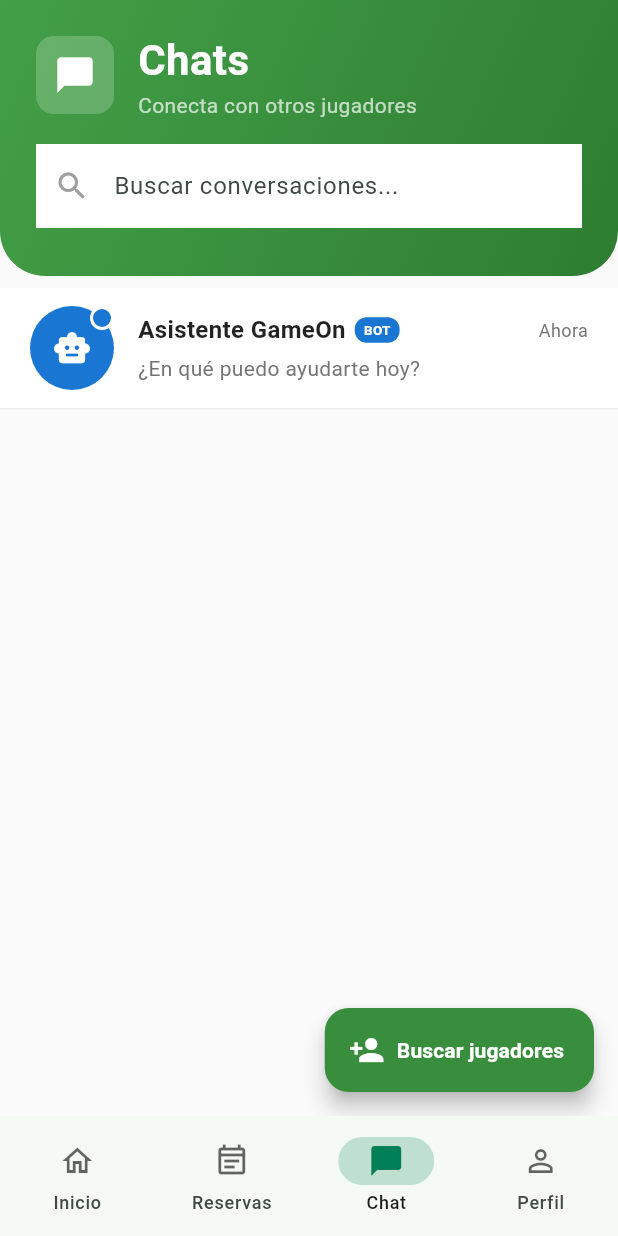
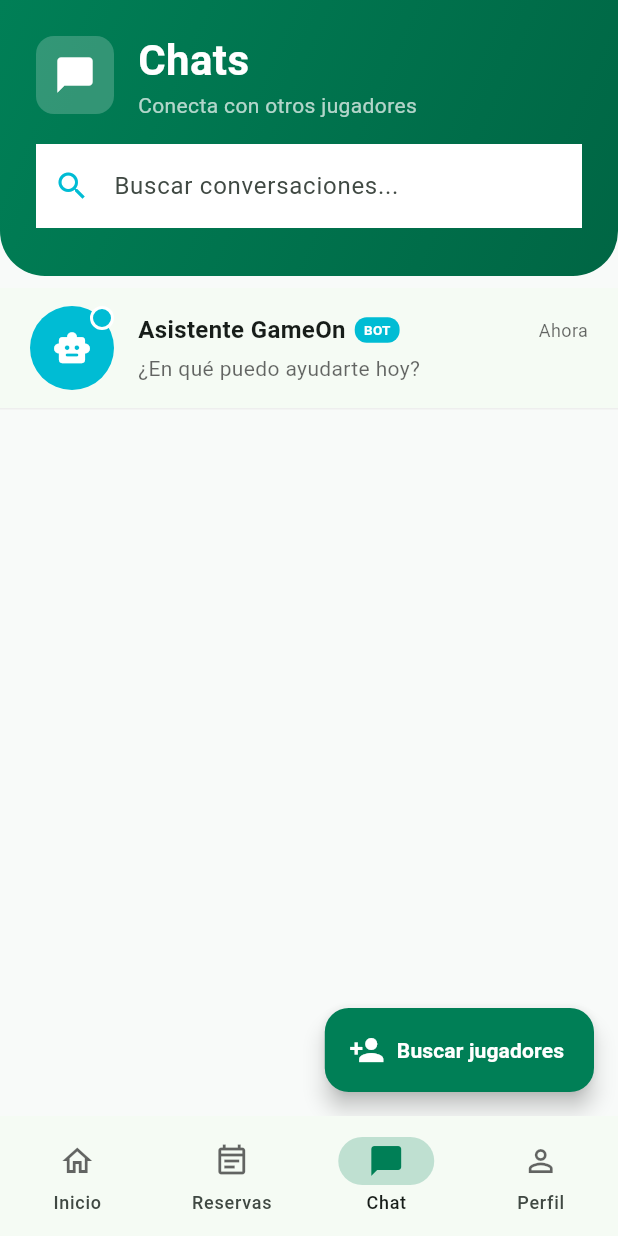
Before and after one commit to UPT-FAING-EPIS/py_moviles_ii_capicodex, a Flutter app: the screen it shows after launch, item 3 of the bottom bar chosen, on a phone screen of 412 x 824 dp. Run offline on Flutter 3.47's test engine with Material 3 defaults, Android fonts, the phone set to English and light mode, and no system bars; our stand-ins replace cloud_firestore, firebase_core, firebase_messaging, firebase_storage, flutter_local_notifications, geolocator and 6 more; accounts and stored records are empty.

Commit message:
fix(ui): align chat list with shared color themes

```diff
--- a/gameon_mobile/lib/features/chat/views/chats_list_view.dart
+++ b/gameon_mobile/lib/features/chat/views/chats_list_view.dart
@@ -10,6 +10,7 @@ import '../models/conversation.dart';
 import 'conversation_view.dart';
 import 'find_players_view.dart';
 import 'bot_conversation_view.dart';
+import 'package:gameon/core/theme/app_theme.dart';
 
 class ChatsListView extends StatefulWidget {
   const ChatsListView({super.key});
@@ -46,6 +47,8 @@ class _ChatsListViewState extends State<ChatsListView> {
 
   @override
   Widget build(BuildContext context) {
+    final theme = Theme.of(context);
+    final colors = theme.colorScheme;
     final overlay = SystemUiOverlayStyle(
       statusBarColor: Colors.transparent,
       statusBarIconBrightness: Brightness.light,
@@ -58,7 +61,7 @@ class _ChatsListViewState extends State<ChatsListView> {
     return AnnotatedRegion<SystemUiOverlayStyle>(
       value: overlay,
       child: Scaffold(
-        backgroundColor: Colors.grey[50],
+        backgroundColor: theme.scaffoldBackgroundColor,
         body: Column(
           children: [
             // Header moderno con gradiente verde
@@ -67,7 +70,7 @@ class _ChatsListViewState extends State<ChatsListView> {
                 gradient: LinearGradient(
                   begin: Alignment.topLeft,
                   end: Alignment.bottomRight,
-                  colors: [Colors.green.shade600, Colors.green.shade800],
+                  colors: const [AppColors.primary, AppColors.primaryDark],
                 ),
                 borderRadius: const BorderRadius.only(
                   bottomLeft: Radius.circular(30),
@@ -146,7 +149,7 @@ class _ChatsListViewState extends State<ChatsListView> {
                       // Campo de búsqueda
                       Container(
                         decoration: BoxDecoration(
-                          color: Colors.white,
+                          color: colors.surface,
                           borderRadius: BorderRadius.circular(16),
                         ),
                         child: TextField(
@@ -166,7 +169,7 @@ class _ChatsListViewState extends State<ChatsListView> {
                             hintText: 'Buscar conversaciones...',
                             prefixIcon: const Icon(
                               Icons.search,
-                              color: Colors.grey,
+                              color: AppColors.accent,
                             ),
                             border: InputBorder.none,
                             contentPadding: const EdgeInsets.symmetric(
@@ -177,7 +180,7 @@ class _ChatsListViewState extends State<ChatsListView> {
                                 ? IconButton(
                                     icon: const Icon(
                                       Icons.clear,
-                                      color: Colors.grey,
+                                      color: AppColors.accent,
                                     ),
                                     onPressed: () {
                                       _searchController.clear();
@@ -224,7 +227,7 @@ class _ChatsListViewState extends State<ChatsListView> {
               );
             }
           },
-          backgroundColor: Colors.green.shade700,
+          backgroundColor: AppColors.primary,
           icon: const Icon(Icons.person_add, color: Colors.white),
           label: const Text(
             'Buscar jugadores',
@@ -360,6 +363,9 @@ class _ChatsListViewState extends State<ChatsListView> {
   }
 
   Widget _buildBotListItem() {
+    final theme = Theme.of(context);
+    final colors = theme.colorScheme;
+    final isDark = theme.brightness == Brightness.dark;
     return InkWell(
       onTap: () {
         Navigator.push(
@@ -370,9 +376,12 @@ class _ChatsListViewState extends State<ChatsListView> {
       child: Container(
         padding: const EdgeInsets.symmetric(horizontal: 20, vertical: 12),
         decoration: BoxDecoration(
-          color: Colors.white,
+          color: colors.surface,
           border: Border(
-            bottom: BorderSide(color: Colors.grey.shade200, width: 1),
+            bottom: BorderSide(
+              color: isDark ? AppColors.primaryDark : Colors.grey.shade200,
+              width: 1,
+            ),
           ),
         ),
         child: Row(
@@ -382,7 +391,7 @@ class _ChatsListViewState extends State<ChatsListView> {
               children: [
                 CircleAvatar(
                   radius: 28,
-                  backgroundColor: Colors.blue.shade700,
+                  backgroundColor: AppColors.accent,
                   child: const Icon(
                     Icons.smart_toy_rounded,
                     color: Colors.white,
@@ -397,7 +406,7 @@ class _ChatsListViewState extends State<ChatsListView> {
                     width: 16,
                     height: 16,
                     decoration: BoxDecoration(
-                      color: Colors.blue.shade700,
+                      color: AppColors.accent,
                       shape: BoxShape.circle,
                       border: Border.all(color: Colors.white, width: 2),
                     ),
@@ -417,12 +426,12 @@ class _ChatsListViewState extends State<ChatsListView> {
                     children: [
                       Row(
                         children: [
-                          const Text(
+                          Text(
                             'Asistente GameOn',
                             style: TextStyle(
                               fontSize: 16,
                               fontWeight: FontWeight.w600,
-                              color: Colors.black87,
+                              color: colors.onSurface,
                             ),
                           ),
                           const SizedBox(width: 6),
@@ -432,7 +441,7 @@ class _ChatsListViewState extends State<ChatsListView> {
                               vertical: 2,
                             ),
                             decoration: BoxDecoration(
-                              color: Colors.blue.shade700,
+                              color: AppColors.accent,
                               borderRadius: BorderRadius.circular(8),
                             ),
                             child: const Text(
@@ -450,7 +459,7 @@ class _ChatsListViewState extends State<ChatsListView> {
                         'Ahora',
                         style: TextStyle(
                           fontSize: 12,
-                          color: Colors.grey.shade600,
+                          color: theme.hintColor,
                         ),
                       ),
                     ],
@@ -461,7 +470,7 @@ class _ChatsListViewState extends State<ChatsListView> {
                     '¿En qué puedo ayudarte hoy?',
                     style: TextStyle(
                       fontSize: 14,
-                      color: Colors.grey.shade600,
+                      color: theme.hintColor,
                       fontWeight: FontWeight.w400,
                     ),
                     maxLines: 2,
@@ -502,6 +511,9 @@ class _ConversationListItem extends StatelessWidget {
   @override
   Widget build(BuildContext context) {
     final hasUnread = conversation.getUnreadCountForUser(currentUserId) > 0;
+    final theme = Theme.of(context);
+    final colors = theme.colorScheme;
+    final isDark = theme.brightness == Brightness.dark;
 
     return Dismissible(
       key: Key(conversation.id),
@@ -541,9 +553,14 @@ class _ConversationListItem extends StatelessWidget {
         child: Container(
           padding: const EdgeInsets.symmetric(horizontal: 20, vertical: 12),
           decoration: BoxDecoration(
-            color: hasUnread ? Colors.green.shade50 : Colors.white,
+            color: hasUnread
+                ? AppColors.primary.withValues(alpha: isDark ? .24 : .10)
+                : colors.surface,
             border: Border(
-              bottom: BorderSide(color: Colors.grey.shade200, width: 1),
+              bottom: BorderSide(
+                color: isDark ? AppColors.primaryDark : Colors.grey.shade200,
+                width: 1,
+              ),
             ),
           ),
           child: Row(
@@ -553,7 +570,7 @@ class _ConversationListItem extends StatelessWidget {
                 children: [
                   CircleAvatar(
                     radius: 28,
-                    backgroundColor: Colors.green.shade100,
+                    backgroundColor: AppColors.primary.withValues(alpha: .22),
                     backgroundImage: otherUserAvatar != null
                         ? NetworkImage(otherUserAvatar!)
                         : null,
@@ -561,7 +578,7 @@ class _ConversationListItem extends StatelessWidget {
                         ? Text(
                             otherUserName[0].toUpperCase(),
                             style: TextStyle(
-                              color: Colors.green.shade700,
+                              color: AppColors.primary,
                               fontWeight: FontWeight.bold,
                               fontSize: 20,
                             ),
@@ -577,7 +594,7 @@ class _ConversationListItem extends StatelessWidget {
                         width: 16,
                         height: 16,
                         decoration: BoxDecoration(
-                          color: Colors.green.shade700,
+                          color: AppColors.primary,
                           shape: BoxShape.circle,
                           border: Border.all(color: Colors.white, width: 2),
                         ),
@@ -603,7 +620,7 @@ class _ConversationListItem extends StatelessWidget {
                               fontWeight: hasUnread
                                   ? FontWeight.bold
                                   : FontWeight.w600,
-                              color: Colors.black87,
+                              color: colors.onSurface,
                             ),
                             maxLines: 1,
                             overflow: TextOverflow.ellipsis,
@@ -617,8 +634,8 @@ class _ConversationListItem extends StatelessWidget {
                           style: TextStyle(
                             fontSize: 12,
                             color: hasUnread
-                                ? Colors.green.shade700
-                                : Colors.grey.shade600,
+                                ? AppColors.primary
+                                : theme.hintColor,
                             fontWeight: hasUnread
                                 ? FontWeight.w600
                                 : FontWeight.normal,
@@ -638,8 +655,8 @@ class _ConversationListItem extends StatelessWidget {
                             style: TextStyle(
                               fontSize: 14,
                               color: hasUnread
-                                  ? Colors.black87
-                                  : Colors.grey.shade600,
+                                  ? colors.onSurface
+                                  : theme.hintColor,
                               fontWeight: hasUnread
                                   ? FontWeight.w500
                                   : FontWeight.normal,
@@ -656,7 +673,7 @@ class _ConversationListItem extends StatelessWidget {
                               vertical: 4,
                             ),
                             decoration: BoxDecoration(
-                              color: Colors.green.shade700,
+                              color: AppColors.primary,
                               borderRadius: BorderRadius.circular(12),
                             ),
                             child: Text(
```
